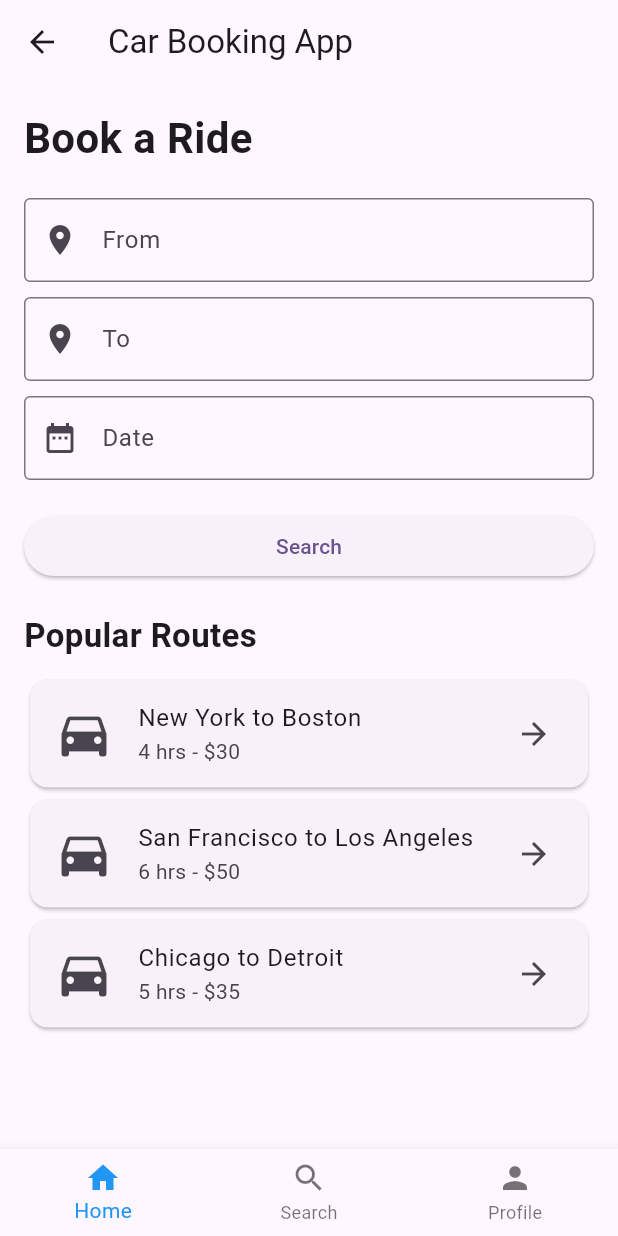
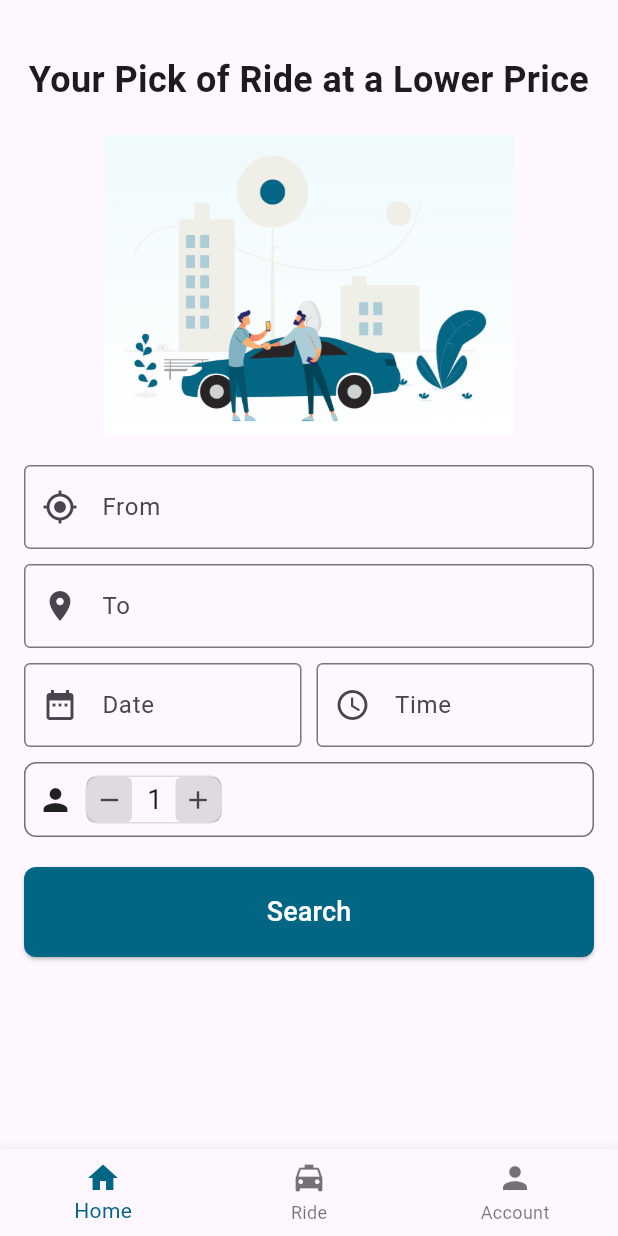
Before and after one commit to ChandraChaan/ridify, a Flutter app: the CarHomePageScreen screen opened directly, on a phone screen of 412 x 824 dp. Run offline on Flutter 3.47's test engine with Material 3 defaults, Android fonts, the phone set to English and light mode, and no system bars; our stand-ins replace cloud_firestore, firebase_core; accounts and stored records are empty.

Commit message:
car homepage added

```diff
--- a/lib/main.dart
+++ b/lib/main.dart
@@ -1,5 +1,5 @@
 import 'package:flutter/material.dart';
-import 'package:rydify/presentation/car_homepage_screen.dart';
+import 'package:rydify/presentation/ride_book/car_homepage_screen.dart';
 import 'package:rydify/presentation/signup_screen.dart';
 import 'package:firebase_core/firebase_core.dart';
 import 'firebase_options.dart';
@@ -22,7 +22,7 @@ class MyApp extends StatelessWidget {
         colorScheme: ColorScheme.fromSeed(seedColor: Colors.deepPurple),
         useMaterial3: true,
       ),
-      home: const SignUpScreen(),
+      home: const CarHomePageScreen(),
     );
   }
 }
--- a/lib/presentation/car_homepage_screen.dart
+++ /dev/null
@@ -1,103 +0,0 @@
-import 'package:flutter/material.dart';
-
-class CarHomePageScreen extends StatelessWidget {
-  const CarHomePageScreen({super.key});
-
-  @override
-  Widget build(BuildContext context) {
-    return Scaffold(
-      appBar: AppBar(
-        title: Text('Car Booking App'),
-      ),
-      body: ListView(
-        padding: EdgeInsets.all(16.0),
-        children: [
-          Text(
-            'Book a Ride',
-            style: TextStyle(fontSize: 28, fontWeight: FontWeight.bold),
-          ),
-          SizedBox(height: 20),
-          TextField(
-            decoration: InputDecoration(
-              border: OutlineInputBorder(),
-              labelText: 'From',
-              prefixIcon: Icon(Icons.location_on),
-            ),
-          ),
-          SizedBox(height: 10),
-          TextField(
-            decoration: InputDecoration(
-              border: OutlineInputBorder(),
-              labelText: 'To',
-              prefixIcon: Icon(Icons.location_on),
-            ),
-          ),
-          SizedBox(height: 10),
-          TextField(
-            decoration: InputDecoration(
-              border: OutlineInputBorder(),
-              labelText: 'Date',
-              prefixIcon: Icon(Icons.date_range),
-            ),
-            onTap: () async {
-              DateTime? pickedDate = await showDatePicker(
-                context: context,
-                initialDate: DateTime.now(),
-                firstDate: DateTime.now(),
-                lastDate: DateTime(2101),
-              );
-              if (pickedDate != null) {
-                // Handle the selected date
-              }
-            },
-            readOnly: true,
-          ),
-          SizedBox(height: 20),
-          ElevatedButton(
-            onPressed: () {
-              // Handle search action
-            },
-            child: Text('Search'),
-          ),
-          SizedBox(height: 20),
-          Text(
-            'Popular Routes',
-            style: TextStyle(fontSize: 22, fontWeight: FontWeight.bold),
-          ),
-          SizedBox(height: 10),
-          _buildRouteCard('New York', 'Boston', '4 hrs', '\$30'),
-          _buildRouteCard('San Francisco', 'Los Angeles', '6 hrs', '\$50'),
-          _buildRouteCard('Chicago', 'Detroit', '5 hrs', '\$35'),
-        ],
-      ),
-      bottomNavigationBar: BottomNavigationBar(
-        items: [
-          BottomNavigationBarItem(
-            icon: Icon(Icons.home),
-            label: 'Home',
-          ),
-          BottomNavigationBarItem(
-            icon: Icon(Icons.search),
-            label: 'Search',
-          ),
-          BottomNavigationBarItem(
-            icon: Icon(Icons.person),
-            label: 'Profile',
-          ),
-        ],
-        selectedItemColor: Colors.blue,
-      ),
-    );
-  }
-
-  Widget _buildRouteCard(String from, String to, String duration, String price) {
-    return Card(
-      child: ListTile(
-        leading: Icon(Icons.directions_car, size: 40),
-        title: Text('$from to $to'),
-        subtitle: Text('$duration - $price'),
-        trailing: Icon(Icons.arrow_forward),
-      ),
-    );
-  }
-}
--- /dev/null
+++ b/lib/presentation/ride_book/car_homepage_screen.dart
@@ -0,0 +1,224 @@
+import 'package:flutter/cupertino.dart';
+import 'package:flutter/material.dart';
+import 'package:flutter/widgets.dart';
+
+class CarHomePageScreen extends StatefulWidget {
+  const CarHomePageScreen({super.key});
+
+  @override
+  State<CarHomePageScreen> createState() => _CarHomePageScreenState();
+}
+
+class _CarHomePageScreenState extends State<CarHomePageScreen> {
+  TimeOfDay? selectedTime;
+  int passengers = 1;
+
+  Future<void> _selectTime(BuildContext context) async {
+    final TimeOfDay? pickedTime = await showTimePicker(
+      context: context,
+      initialTime: TimeOfDay.now(),
+    );
+    if (pickedTime != null && pickedTime != selectedTime) {
+      setState(() {
+        selectedTime = pickedTime;
+      });
+    }
+  }
+
+  void _incrementPassengers() {
+    setState(() {
+      passengers++;
+    });
+  }
+
+  void _decrementPassengers() {
+    setState(() {
+      if (passengers > 1) {
+        passengers--;
+      }
+    });
+  }
+
+  @override
+  Widget build(BuildContext context) {
+    return Scaffold(
+      body: SafeArea(
+        child: ListView(
+          padding: const EdgeInsets.all(16.0),
+          children: [
+            const SizedBox(height: 20),
+            const Text(
+              'Your Pick of Ride at a Lower Price',
+              style: TextStyle(fontSize: 24, fontWeight: FontWeight.bold),
+              textAlign: TextAlign.center,
+            ),
+            const SizedBox(height: 20),
+            Image.asset(
+              'assets/images/car_illustration.png',
+              // Make sure to add the appropriate image asset
+              height: 200,
+            ),
+            const SizedBox(height: 20),
+            const TextField(
+              decoration: InputDecoration(
+                border: OutlineInputBorder(),
+                labelText: 'From',
+                prefixIcon: Icon(Icons.my_location),
+              ),
+            ),
+            const SizedBox(height: 10),
+            const TextField(
+              decoration: InputDecoration(
+                border: OutlineInputBorder(),
+                labelText: 'To',
+                prefixIcon: Icon(Icons.location_on),
+              ),
+            ),
+            const SizedBox(height: 10),
+            Row(
+              children: [
+                Expanded(
+                  flex: 1,
+                  child: TextField(
+                    decoration: const InputDecoration(
+                      border: OutlineInputBorder(),
+                      labelText: 'Date',
+                      prefixIcon: Icon(Icons.date_range),
+                    ),
+                    onTap: () async {
+                      DateTime? pickedDate = await showDatePicker(
+                        context: context,
+                        initialDate: DateTime.now(),
+                        firstDate: DateTime.now(),
+                        lastDate: DateTime(2101),
+                      );
+                      if (pickedDate != null) {
+                        // Handle the selected date
+                      }
+                    },
+                    readOnly: true,
+                  ),
+                ),
+                const SizedBox(width: 10),
+                Expanded(
+                  flex: 1,
+                  child: TextField(
+                    decoration: InputDecoration(
+                      border: const OutlineInputBorder(),
+                      labelText: selectedTime == null
+                          ? 'Time'
+                          : selectedTime!.format(context),
+                      prefixIcon: const Icon(Icons.access_time),
+                    ),
+                    readOnly: true,
+                    onTap: () {
+                      _selectTime(context);
+                    },
+                  ),
+                ),
+              ],
+            ),
+            const SizedBox(height: 10),
+            Container(
+              decoration: BoxDecoration(
+                border: Border.all(color: Colors.black54),
+                borderRadius: BorderRadius.circular(8.0),
+              ),
+              height: 50,
+              child: Row(
+                children: [
+                  const Padding(
+                    padding: EdgeInsets.all(8.0),
+                    child: Icon(Icons.person),
+                  ),
+                  Container(
+                    width: 91,
+                    decoration: BoxDecoration(
+                      border: Border.all(
+                        color: Colors.black12,
+                      ),
+                      borderRadius: BorderRadius.circular(8.0),
+                    ),
+                    child: Row(
+                      // mainAxisAlignment: MainAxisAlignment.center,
+                      children: [
+                        Container(
+                          height: 30,
+                          width: 30,
+                          decoration: BoxDecoration(
+                            color: Colors.black12,
+                            borderRadius: BorderRadius.circular(4.0),
+                          ),
+                          child: IconButton(
+                            padding: EdgeInsets.zero,
+                            onPressed: _decrementPassengers,
+                            icon: const Icon(Icons.remove, size: 20),
+                          ),
+                        ),
+                        const SizedBox(width: 10),
+                        Expanded(
+                          child: Text(
+                            passengers.toString(),
+                            style: const TextStyle(fontSize: 18),
+                          ),
+                        ),
+                        const SizedBox(width: 10),
+                        Container(
+                          height: 30,
+                          width: 30,
+                          decoration: BoxDecoration(
+                            color: Colors.black12,
+                            borderRadius: BorderRadius.circular(4.0),
+                          ),
+                          child: IconButton(
+                            padding: EdgeInsets.zero,
+                            onPressed: _incrementPassengers,
+                            icon: const Icon(Icons.add, size: 20),
+                          ),
+                        ),
+                      ],
+                    ),
+                  ),
+                ],
+              ),
+            ),
+            const SizedBox(height: 20),
+            SizedBox(
+              height: 60,
+
+              child: ElevatedButton(
+                onPressed: () {},
+                style: ElevatedButton.styleFrom(
+                  backgroundColor: const Color(0xff016683),
+                  minimumSize: const Size.fromHeight(50),
+                  shape:  RoundedRectangleBorder(
+                    borderRadius: BorderRadius.circular(8.0),
+                  ),
+                ),
+                child: const Text('Search',
+                    style: TextStyle(fontSize: 18, color: Colors.white)),
+              ),
+            ),
+          ],
+        ),
+      ),
+      bottomNavigationBar: BottomNavigationBar(
+        items: const [
+          BottomNavigationBarItem(
+            icon: Icon(Icons.home),
+            label: 'Home',
+          ),
+          BottomNavigationBarItem(
+            icon: Icon(Icons.local_taxi),
+            label: 'Ride',
+          ),
+          BottomNavigationBarItem(
+            icon: Icon(Icons.person),
+            label: 'Account',
+          ),
+        ],
+        selectedItemColor: const Color(0xff016683),
+      ),
+    );
+  }
+}
--- a/pubspec.yaml
+++ b/pubspec.yaml
@@ -61,8 +61,8 @@ flutter:
   uses-material-design: true
 
   # To add assets to your application, add an assets section, like this:
-  # assets:
-  #   - images/a_dot_burr.jpeg
+  assets:
+    - assets/images/
   #   - images/a_dot_ham.jpeg
 
   # An image asset can refer to one or more resolution-specific "variants", see
```
Also changed, not shown: assets/images/car_illustration.png (added), pubspec.lock, 3 other files.
